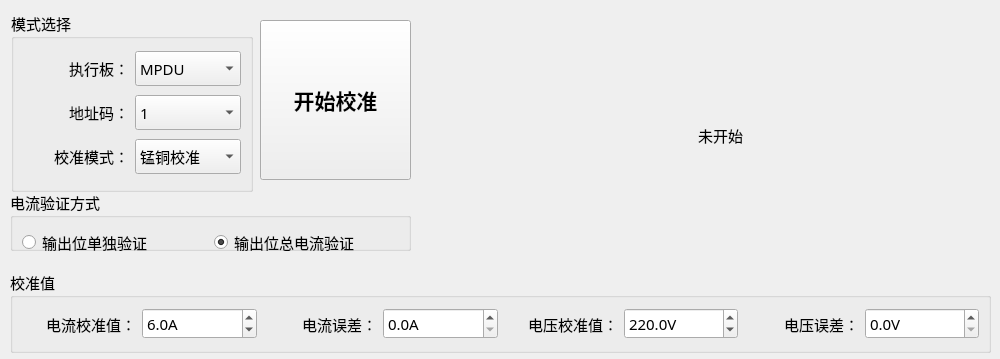
Qt form PDU-CalibrateTool/adjust/modeselectwid.ui (ChinaClever/PDU-CalibrateTool) before a commit.
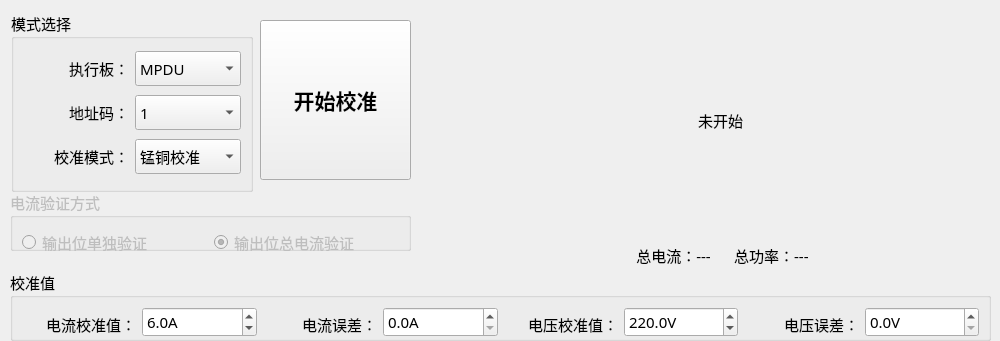
The same form after that commit.

Diff of the .ui file:
```diff
--- a/PDU-CalibrateTool/adjust/modeselectwid.ui
+++ b/PDU-CalibrateTool/adjust/modeselectwid.ui
@@ -7,7 +7,7 @@
     <x>0</x>
     <y>0</y>
     <width>1000</width>
-    <height>359</height>
+    <height>341</height>
    </rect>
   </property>
   <property name="font">
@@ -185,6 +185,9 @@
    </property>
   </widget>
   <widget class="QGroupBox" name="groupBox_2">
+   <property name="enabled">
+    <bool>false</bool>
+   </property>
    <property name="geometry">
     <rect>
      <x>10</x>
@@ -234,7 +237,7 @@
      <x>10</x>
      <y>270</y>
      <width>981</width>
-     <height>83</height>
+     <height>71</height>
     </rect>
    </property>
    <property name="title">
@@ -407,7 +410,7 @@
      <x>460</x>
      <y>20</y>
      <width>521</width>
-     <height>231</height>
+     <height>201</height>
     </rect>
    </property>
    <property name="text">
@@ -417,6 +420,22 @@
     <set>Qt::AlignCenter</set>
    </property>
   </widget>
+  <widget class="QLabel" name="resLab">
+   <property name="geometry">
+    <rect>
+     <x>460</x>
+     <y>240</y>
+     <width>521</width>
+     <height>30</height>
+    </rect>
+   </property>
+   <property name="text">
+    <string> 总电流：---      总功率：---</string>
+   </property>
+   <property name="alignment">
+    <set>Qt::AlignCenter</set>
+   </property>
+  </widget>
  </widget>
  <resources/>
  <connections/>
```
